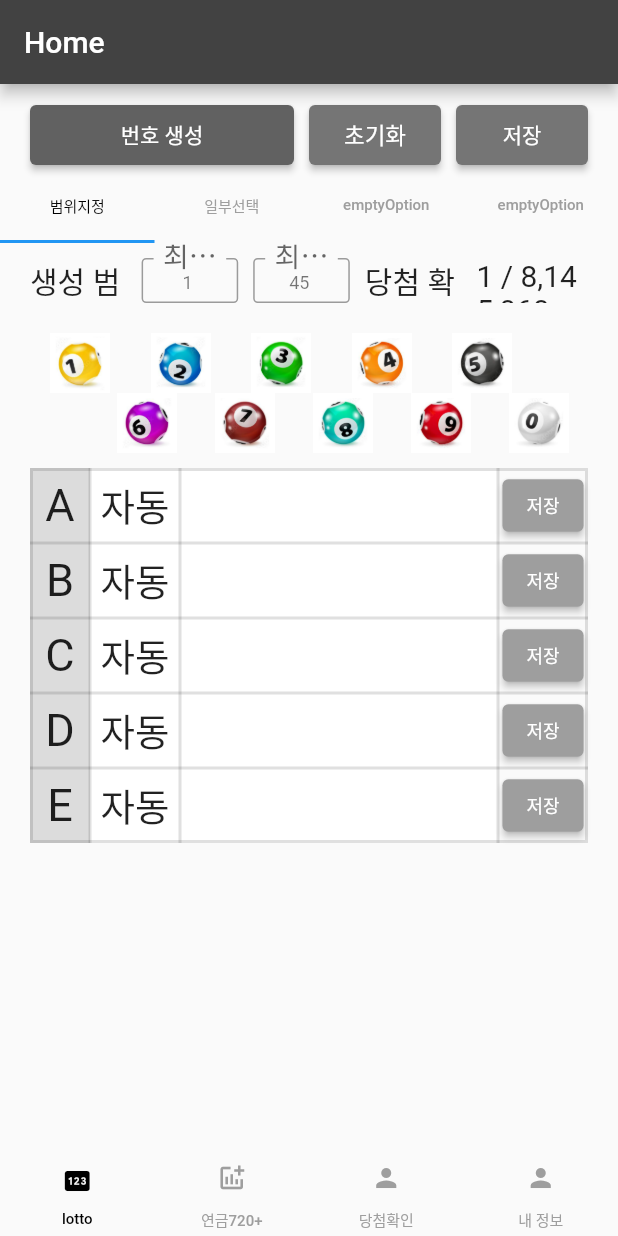
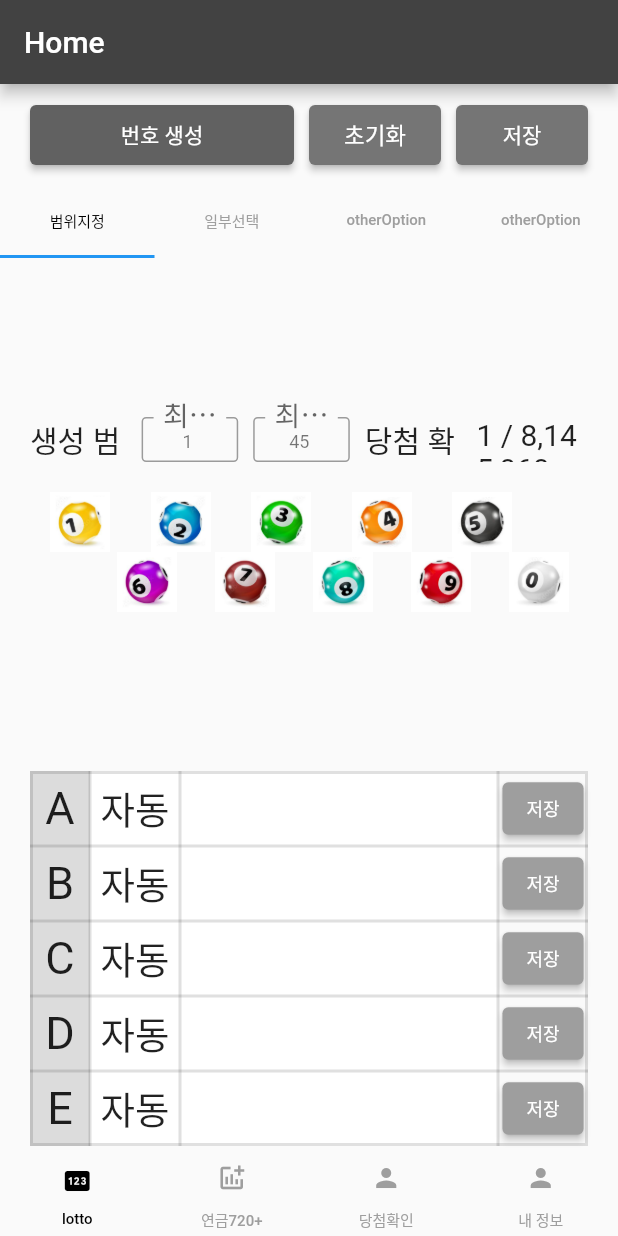
Before and after one commit to zzugoon/Lt645App, a Flutter app: the screen it shows after launch, on a phone screen of 412 x 824 dp. Run offline on Flutter 3.47's test engine with Material 2 defaults, Android fonts, the light colour scheme and no system bars; our stand-ins replace numberpicker; Roboto replaces fonts that are missing (on_goelip); project files that could hold a hidden picture were left out.

Commit message:
add optionTab v2

```diff
--- a/lib/home/RootPage.dart
+++ b/lib/home/RootPage.dart
@@ -16,6 +16,7 @@ class RootPage extends StatefulWidget {
 }
 
 class _RootPageState extends State<RootPage> with TickerProviderStateMixin {
+  static const int _lotteryNumber = 10;
 
   List<dynamic> numList = [['1번','2번','3번','4번','5번','6번']];
   List<dynamic> numMapList = [];
@@ -26,15 +27,11 @@ class _RootPageState extends State<RootPage> with TickerProviderStateMixin {
     ,{'col' : 'D', 'type' : '자동'}
     ,{'col' : 'E', 'type' : '자동'}
   ];
-  static List<Widget> tabItem = <Widget>[
-    RootPage(),
-    RootPage(),
-    RootPage(),
-    RootPage(),
-  ];
 
   var rangePercent = '1';
   late TabController _tabController;
+
+  List<bool> partialSelections = [];
 
   TextEditingController getMinNum = TextEditingController(text: "1");
   TextEditingController getMaxNum = TextEditingController(text: "45");
@@ -43,6 +40,10 @@ class _RootPageState extends State<RootPage> with TickerProviderStateMixin {
   void initState() {
     super.initState();
     _tabController = TabController(length: 4, vsync: this);
+
+    for(var i=0; i<_lotteryNumber; i++) {
+      partialSelections.add(false);
+    }
   }
 
   @override
@@ -156,6 +157,7 @@ class _RootPageState extends State<RootPage> with TickerProviderStateMixin {
                 ],
               ),
             ),
+            sizeBox(0.0, 10.0),
             TabBar(
               controller: _tabController,
               // indicatorColor: Colors.transparent, // indicator 없애기
@@ -174,18 +176,202 @@ class _RootPageState extends State<RootPage> with TickerProviderStateMixin {
                   ),
                 ),
                 Tab(
-                child: Text('emptyOption',
+                  child: Text('otherOption',
                   style: TextStyle(fontSize: 10.0),
                   ),
                 ),
                 Tab(
-                child: Text('emptyOption',
+                  child: Text('otherOption',
                   style: TextStyle(fontSize: 10.0),
                   ),
                 ),
               ],
             ),
+            Flexible(
+              fit: FlexFit.tight,
+              child: TabBarView(
+                controller: _tabController,
+                children: [
+                  tabItemRange(),
+                  tabItemPartial(),
+                  emptyContainer(),
+                  emptyContainer(),
+                ],
+              ),
+            ),
+            //*temp*, //*temp*
+            sizeBox(0.0, 10.0),
+            Padding(
+              padding: EdgeInsets.fromLTRB(20.0, 0.0, 20.0, 0.0),
+              child: SizedBox(
+                height: 260,
+                child: Table(
+                  border: TableBorder.all(
+                    color: Colors.black12,
+                    width: 2.0,
+                  ),
+                  columnWidths: const <int, TableColumnWidth>{
+                    0: FixedColumnWidth(40),
+                    1: FixedColumnWidth(60),
+                    2: FlexColumnWidth(),
+                    3: FixedColumnWidth(60),
+                  },
+                  defaultVerticalAlignment: TableCellVerticalAlignment.middle,
+                  children: <TableRow>[
+                    for(var i=0; i<tableHeader.length; i++)
+                      createTableRow(tableHeader[i]['col'], tableHeader[i]['type'], i),
+                  ],
+                ),
+              ),
+            ),
+            // listView(), //***** temp *****
+          ],
+        )
+    );
+  }
+
+  /*=================================
+    ============ widget ===============
+    =================================*/
+  sizeBox(width, heights) {
+    return SizedBox(width: width ,height: heights);
+  }
+
+  listView() {
+    // return Container(
+    //   child: Expanded(
+    //     child: ListView.separated(
+    //       padding: const EdgeInsets.only(left: 20, right: 20),
+    //       itemCount: numList.length,
+    //       itemBuilder: (BuildContext context, int index) {
+    //         return Container(
+    //             height: 50,
+    //             color: Colors.grey[400],
+    //             child: Row(
+    //               mainAxisAlignment: MainAxisAlignment.spaceAround,
+    //               children: <Widget>[
+    //                 Container(
+    //                   width: 30,
+    //                   height: 30,
+    //                   alignment: Alignment.center,
+    //                   decoration: BoxDecoration(
+    //                     color: Colors.yellowAccent,
+    //                     shape: BoxShape.circle,
+    //                     // borderRadius: BorderRadius.circular(30)
+    //                   ),
+    //                   child: Text(numList[index][0].toString())
+    //                 ),
+    //                 Text(numList[index][1].toString()),
+    //                 Text(numList[index][2].toString()),
+    //                 Text(numList[index][3].toString()),
+    //                 Text(numList[index][4].toString()),
+    //                 Text(numList[index][5].toString()),
+    //               ],
+    //             )
+    //         );
+    //       },
+    //       separatorBuilder: (BuildContext context, int index) => const Divider(),
+    //     ),
+    //   )
+    // );
+  }
+
+  Widget numberRow(numColor, numText) {
+    return Container(
+      height: 30,
+      width: 30,
+      alignment: Alignment.center,
+      decoration: BoxDecoration(
+          color: Color(numColor),
+          shape: BoxShape.circle,
+          gradient: LinearGradient(
+              colors: [Color(numColor).withOpacity(0.1), Color(numColor)],
+              stops: [0.1, 0.6],
+              begin: Alignment.topRight,
+              end: Alignment.bottomLeft
+
+          )
+        // borderRadius: BorderRadius.circular(30)
+      ),
+      child: Text(numText,
+        textAlign: TextAlign.center,
+        style: const TextStyle(
+            color: Colors.white,
+            fontFamily: "wel_Regular",
+            fontSize: 13,
+            fontWeight: FontWeight.normal
+        ),
+      ),
+    );
+  }
+
+  createTableRow(fr, se, rowNo) {
+    return TableRow (
+      children: <Widget>[
         Container(
+          alignment: Alignment.center,
+          height: 50,
+          color: Colors.black12,
+          child: Text(fr,
+            style: TextStyle(
+                fontFamily: "on_goelip",
+                fontSize: 30,
+                fontWeight: FontWeight.normal
+            ),
+          ),
+        ),
+        TableCell(
+          verticalAlignment: TableCellVerticalAlignment.fill,
+          child: Container(
+            alignment: Alignment.center,
+            width: null,
+            color: Colors.white,
+            child: Text(se,
+              style: TextStyle(
+                  fontFamily: "on_goelip",
+                  fontSize: 25,
+                  fontWeight: FontWeight.normal
+              ),
+            ),
+          ),
+        ),
+        Container(
+          alignment: Alignment.center,
+          height: 50,
+          color: Colors.white,
+          child: Row(
+            mainAxisAlignment: MainAxisAlignment.spaceEvenly,
+            children: [
+              for(var i=1; i<=numMapList.length; i++)
+                if(numMapList.length == rowNo+i)
+                  for(var j=0; j<numMapList[rowNo].length; j++)
+                    numberRow(numMapList[rowNo][j]['color'], numMapList[rowNo][j]['number']),
+            ],
+          ),
+        ),
+        Container(
+          alignment: Alignment.center,
+          child: ElevatedButton(
+            style: TextButton.styleFrom(
+                backgroundColor: Colors.grey,
+                minimumSize: Size(50, 35)
+            ),
+            child: const Text('저장',
+              style: TextStyle(
+                fontSize: 12,
+              ),
+            ),
+            onPressed: () {  },
+          ),
+        ),
+      ],
+    );
+  }
+
+  tabItemRange () {
+    return Column(
+      mainAxisAlignment: MainAxisAlignment.center,
+      children: [Container(
         padding: const EdgeInsets.only(left: 20, right: 20, top: 10, bottom: 10),
         child: Row(
           mainAxisAlignment: MainAxisAlignment.end,
@@ -313,113 +499,64 @@ class _RootPageState extends State<RootPage> with TickerProviderStateMixin {
               )
             ],
           )
-          ), //*temp*, //*temp*
-          sizeBox(0.0, 10.0),
-          Padding(
-            padding: EdgeInsets.fromLTRB(20.0, 0.0, 20.0, 0.0),
-            child: Table(
-              border: TableBorder.all(
-                color: Colors.black12,
-                width: 2.0,
         ),
-              columnWidths: const <int, TableColumnWidth>{
-                0: FixedColumnWidth(40),
-                1: FixedColumnWidth(60),
-                2: FlexColumnWidth(),
-                3: FixedColumnWidth(60),
+      ],
+    );
+  }
+
+  tabItemPartial() {
+    return Container(
+      child: Column(
+        children: [
+          ToggleButtons(
+            onPressed: (int index) {
+              setState(() {
+                partialSelections[index] = !partialSelections[index];
+              });
             },
-              defaultVerticalAlignment: TableCellVerticalAlignment.middle,
-              children: <TableRow>[
-                for(var i=0; i<tableHeader.length; i++)
-                  createTableRow(tableHeader[i]['col'], tableHeader[i]['type'], i),
+            isSelected: partialSelections,
+            children: <Widget>[
+              for(var i=0; i<partialSelections.length; i++)
+                createPartialNumber(i)
+            ],
+            constraints: const BoxConstraints(
+              minHeight: 35.0,
+              minWidth: 35.0,
+            ),
+          ),
         ],
       ),
+    );
+  }
+
+  createPartialNumber(param) {
+    return Container(
+      width: 25,
+      height: 25,
+      decoration: BoxDecoration(
+        border: Border.all(width: 1),
+        shape: BoxShape.circle,
+        // You can use like this way or like the below line
+        //borderRadius: new BorderRadius.circular(30.0),
+        color: partialSelections[param] ? Colors.red : Colors.grey,
       ),
-          // listView(), //***** temp *****
-        ],
-      )
+      child: Text((param+1).toString()),
+      alignment: Alignment.center,
     );
   }
 
   /*=================================
-  ========= widget Start ============
+    ============= method ==============
     =================================*/
-  sizeBox(width, heights) {
-    return SizedBox(width: width ,height: heights);
-  }
 
-  listView() {
-    // return Container(
-    //   child: Expanded(
-    //     child: ListView.separated(
-    //       padding: const EdgeInsets.only(left: 20, right: 20),
-    //       itemCount: numList.length,
-    //       itemBuilder: (BuildContext context, int index) {
-    //         return Container(
-    //             height: 50,
-    //             color: Colors.grey[400],
-    //             child: Row(
-    //               mainAxisAlignment: MainAxisAlignment.spaceAround,
-    //               children: <Widget>[
-    //                 Container(
-    //                   width: 30,
-    //                   height: 30,
-    //                   alignment: Alignment.center,
-    //                   decoration: BoxDecoration(
-    //                     color: Colors.yellowAccent,
-    //                     shape: BoxShape.circle,
-    //                     // borderRadius: BorderRadius.circular(30)
-    //                   ),
-    //                   child: Text(numList[index][0].toString())
-    //                 ),
-    //                 Text(numList[index][1].toString()),
-    //                 Text(numList[index][2].toString()),
-    //                 Text(numList[index][3].toString()),
-    //                 Text(numList[index][4].toString()),
-    //                 Text(numList[index][5].toString()),
-    //               ],
-    //             )
-    //         );
-    //       },
-    //       separatorBuilder: (BuildContext context, int index) => const Divider(),
-    //     ),
-    //   )
-    // );
-  }
-
-  Widget numberRow(numColor, numText) {
-    return Container(
-      height: 30,
-      width: 30,
-      alignment: Alignment.center,
-      decoration: BoxDecoration(
-          color: Color(numColor),
-          shape: BoxShape.circle,
-          gradient: LinearGradient(
-              colors: [Color(numColor).withOpacity(0.1), Color(numColor)],
-              stops: [0.1, 0.6],
-              begin: Alignment.topRight,
-              end: Alignment.bottomLeft
-
-          )
-        // borderRadius: BorderRadius.circular(30)
-      ),
-      child: Text(numText,
-        textAlign: TextAlign.center,
-        style: const TextStyle(
-            color: Colors.white,
-            fontFamily: "wel_Regular",
-            fontSize: 13,
-            fontWeight: FontWeight.normal
-        ),
-      ),
-    );
+  initData() {
+    numMapList = [];
+    getMinNum.text = "1";
+    getMaxNum.text = "45";
   }
 
   /*=================================
-  =========== widget End ============
-  ===================================
-  ========== method Start ===========
+    ============= alert ==============
     =================================*/
 
   void _flutterDialog() {
@@ -536,10 +673,10 @@ class _RootPageState extends State<RootPage> with TickerProviderStateMixin {
     );
   }
 
-  initData() {
-    numMapList = [];
-    getMinNum.text = "1";
-    getMaxNum.text = "45";
+  emptyContainer() {
+    return Container(
+      child: Text('Empty'),
+    );
   }
 
   ballNoImage(index) {
@@ -551,71 +688,7 @@ class _RootPageState extends State<RootPage> with TickerProviderStateMixin {
     );
   }
 
-  createTableRow(fr, se, rowNo) {
-    return TableRow (
-      children: <Widget>[
-        Container(
-          alignment: Alignment.center,
-          height: 50,
-          color: Colors.black12,
-          child: Text(fr,
-            style: TextStyle(
-              fontFamily: "on_goelip",
-              fontSize: 30,
-              fontWeight: FontWeight.normal
-            ),
-          ),
-        ),
-        TableCell(
-          verticalAlignment: TableCellVerticalAlignment.fill,
-          child: Container(
-            alignment: Alignment.center,
-            width: null,
-            color: Colors.white,
-            child: Text(se,
-              style: TextStyle(
-                fontFamily: "on_goelip",
-                fontSize: 25,
-                fontWeight: FontWeight.normal
-              ),
-            ),
-          ),
-        ),
-        Container(
-          alignment: Alignment.center,
-          height: 50,
-          color: Colors.white,
-          child: Row(
-            mainAxisAlignment: MainAxisAlignment.spaceEvenly,
-            children: [
-              for(var i=1; i<=numMapList.length; i++)
-                if(numMapList.length == rowNo+i)
-                  for(var j=0; j<numMapList[rowNo].length; j++)
-                    numberRow(numMapList[rowNo][j]['color'], numMapList[rowNo][j]['number']),
-            ],
-          ),
-        ),
-        Container(
-          alignment: Alignment.center,
-          child: ElevatedButton(
-            style: TextButton.styleFrom(
-              backgroundColor: Colors.grey,
-              minimumSize: Size(50, 35)
-            ),
-            child: const Text('저장',
-              style: TextStyle(
-                fontSize: 12,
-              ),
-            ),
-            onPressed: () {  },
-          ),
-        ),
-      ],
-    );
-  }
-
-
-/*===================================
-  =========== method End ============
+/*================================
+=========== method End ===========
 =================================*/
 }
```
Lines whose indentation alone changed are shown as unchanged.
